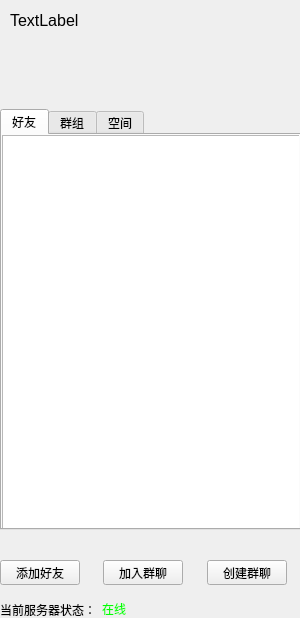
Above: mainchat.ui from yuanchuc/MyQQ-Json before the change. Below: the same form after it.
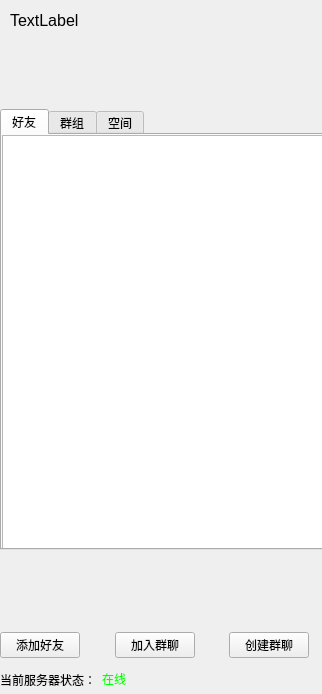
That is the form after the change.

The edit to the form file:
```diff
--- a/mainchat.ui
+++ b/mainchat.ui
@@ -6,8 +6,8 @@
    <rect>
     <x>0</x>
     <y>0</y>
-    <width>300</width>
-    <height>618</height>
+    <width>322</width>
+    <height>694</height>
    </rect>
   </property>
   <property name="windowTitle">
@@ -30,7 +30,7 @@
    <property name="geometry">
     <rect>
      <x>0</x>
-     <y>600</y>
+     <y>670</y>
      <width>159</width>
      <height>19</height>
     </rect>
@@ -57,8 +57,8 @@
     <rect>
      <x>0</x>
      <y>109</y>
-     <width>301</width>
-     <height>421</height>
+     <width>331</width>
+     <height>441</height>
     </rect>
    </property>
    <property name="tabPosition">
@@ -91,8 +91,8 @@
       <rect>
        <x>0</x>
        <y>0</y>
-       <width>301</width>
-       <height>401</height>
+       <width>321</width>
+       <height>421</height>
       </rect>
      </property>
     </widget>
@@ -118,13 +118,13 @@
     </attribute>
    </widget>
   </widget>
-  <widget class="QWidget" name="">
+  <widget class="QWidget" name="layoutWidget">
    <property name="geometry">
     <rect>
      <x>0</x>
-     <y>560</y>
-     <width>287</width>
-     <height>25</height>
+     <y>630</y>
+     <width>309</width>
+     <height>30</height>
     </rect>
    </property>
    <layout class="QHBoxLayout" name="horizontalLayout_2">
```
